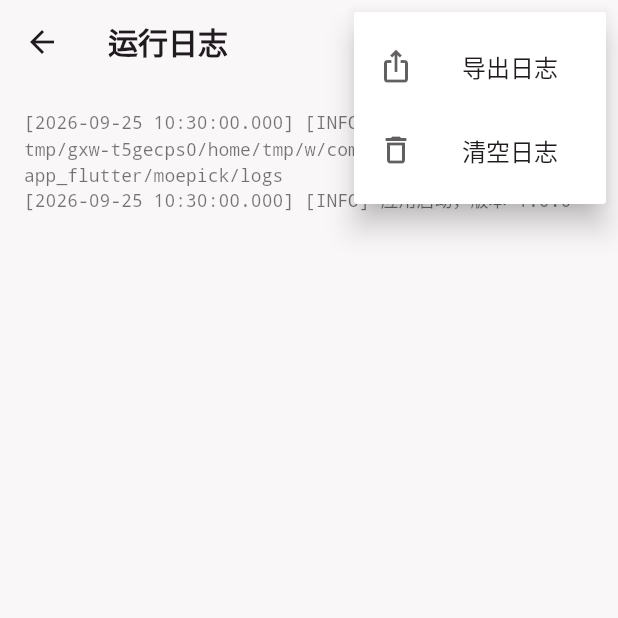
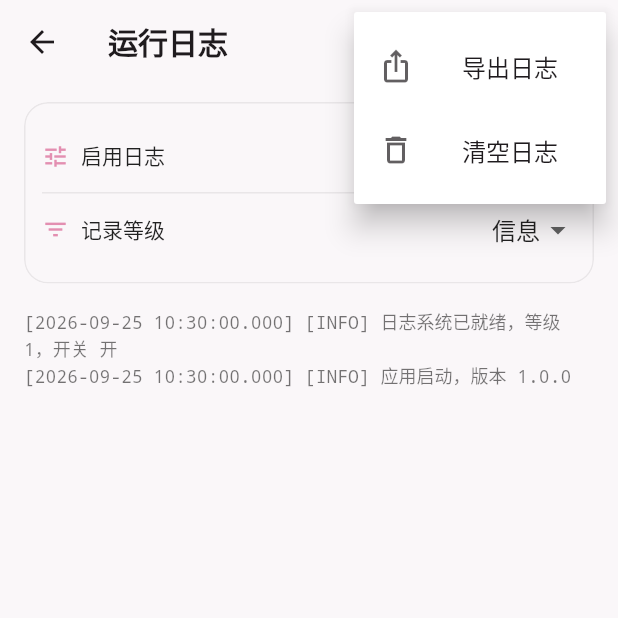
Before and after one commit to Peean/moepick, a Flutter app: the LogPage screen opened by its route, after a tap on the "more vert" icon, on a phone screen of 412 x 824 dp, the top half of it. Run offline on Flutter 3.47's test engine with Material 2 defaults, Android fonts, the phone set to English and light mode, and no system bars; our stand-ins replace file_picker, flutter_riverpod, flutter_secure_storage, go_router, hive, image_picker and 2 more; missing offline and left inert: file_selector, webdav_client; accounts and stored records are empty; statements that could not run were skipped.

Commit message:
fix: 背景改动纳入同步指纹；日志开关/等级/导出格式
- 修复：内容指纹补充背景用户配置（图片/不透明度/遮罩/模糊/模式），
  改背景图后不再误报「已是最新」，背景会正确同步
- 日志：新增启用开关与最低记录等级（debug/info/warn/error），
  运行时实时生效；导出文件改为 .log
- 删除的分类/标签保留在备份中是软删除特性，用于同步传播删除，非 bug

```diff
--- a/lib/core/logging/app_log.dart
+++ b/lib/core/logging/app_log.dart
@@ -54,9 +54,49 @@ class AppLog {
   static Directory? _dir;
   static Future<void> _pending = Future<void>.value();
 
+  /// Master switch. When false nothing is written to disk or console.
+  /// 总开关。为 false 时既不写盘也不打印到控制台。
+  static bool _enabled = true;
+
+  /// Entries below this level are dropped.
+  /// 低于该等级的条目被丢弃。
+  static LogLevel _minLevel = LogLevel.info;
+
   /// Whether the logger has been pointed at a directory.
   /// 日志器是否已指向某个目录。
   static bool get isReady => _dir != null;
+
+  /// Whether logging is currently enabled.
+  /// 当前日志是否启用。
+  static bool get enabled => _enabled;
+
+  /// The minimum level currently being recorded.
+  /// 当前记录的最低等级。
+  static LogLevel get minLevel => _minLevel;
+
+  /// Adjust the master switch and minimum level at runtime.
+  /// 运行时调整总开关与最低等级。
+  ///
+  /// [level] is the numeric form persisted in settings (0=debug, 1=info,
+  /// 2=warn, 3=error).
+  /// [level] 为设置中持久化的数值形式（0=debug、1=info、2=warn、3=error）。
+  static void configure({required bool enabled, required int level}) {
+    _enabled = enabled;
+    _minLevel = _levelFromInt(level);
+  }
+
+  static LogLevel _levelFromInt(int value) {
+    switch (value) {
+      case 0:
+        return LogLevel.debug;
+      case 2:
+        return LogLevel.warn;
+      case 3:
+        return LogLevel.error;
+      default:
+        return LogLevel.info;
+    }
+  }
 
   /// Initialise the log directory under [rootPath]. Safe to call once.
   /// 在 [rootPath] 下初始化日志目录。可安全地调用一次。
@@ -64,7 +104,6 @@ class AppLog {
     final Directory dir = Directory(p.join(rootPath, _dirName));
     await dir.create(recursive: true);
     _dir = dir;
-    info('日志系统已就绪，目录：${dir.path}');
   }
 
   static void debug(String message, {Object? error, StackTrace? stack}) =>
@@ -85,6 +124,11 @@ class AppLog {
     Object? error,
     StackTrace? stack,
   }) {
+    // Master switch and level gate first: nothing below the configured level,
+    // and nothing at all when disabled.
+    // 先过总开关与等级门槛：低于配置等级不记录，关闭时一概不记录。
+    if (!_enabled || level.index < _minLevel.index) return;
+
     final String line = _format(level, message, error, stack);
 
     // Console: everything in debug builds; warn/error even in release, so the
--- a/lib/data/models/app_settings.dart
+++ b/lib/data/models/app_settings.dart
@@ -225,6 +225,8 @@ class AppSettings {
     this.followSystemTheme = true,
     this.gridColumns = 3,
     this.compactCards = false,
+    this.logEnabled = true,
+    this.logLevel = 1,
   });
 
   /// Seed colour driving the generated `ColorScheme`, 0xAARRGGBB.
@@ -245,6 +247,14 @@ class AppSettings {
   /// 是否使用更紧凑的卡片内边距。
   final bool compactCards;
 
+  /// Whether app logging is enabled.
+  /// 是否启用应用日志。
+  final bool logEnabled;
+
+  /// Minimum level to record: 0=debug, 1=info, 2=warn, 3=error.
+  /// 记录的最低等级：0=debug、1=info、2=warn、3=error。
+  final int logLevel;
+
   static AppSettings defaults() => AppSettings();
 
   AppSettings copyWith({
@@ -253,6 +263,8 @@ class AppSettings {
     bool? followSystemTheme,
     int? gridColumns,
     bool? compactCards,
+    bool? logEnabled,
+    int? logLevel,
   }) {
     return AppSettings(
       seedColorValue: seedColorValue ?? this.seedColorValue,
@@ -260,6 +272,8 @@ class AppSettings {
       followSystemTheme: followSystemTheme ?? this.followSystemTheme,
       gridColumns: gridColumns ?? this.gridColumns,
       compactCards: compactCards ?? this.compactCards,
+      logEnabled: logEnabled ?? this.logEnabled,
+      logLevel: logLevel ?? this.logLevel,
     );
   }
 
@@ -269,6 +283,8 @@ class AppSettings {
         'followSystemTheme': followSystemTheme,
         'gridColumns': gridColumns,
         'compactCards': compactCards,
+        'logEnabled': logEnabled,
+        'logLevel': logLevel,
       };
 
   static AppSettings fromJson(Map<String, dynamic> json) {
@@ -278,6 +294,8 @@ class AppSettings {
       followSystemTheme: (json['followSystemTheme'] as bool?) ?? true,
       gridColumns: (json['gridColumns'] as num?)?.toInt() ?? 3,
       compactCards: (json['compactCards'] as bool?) ?? false,
+      logEnabled: (json['logEnabled'] as bool?) ?? true,
+      logLevel: (json['logLevel'] as num?)?.toInt() ?? 1,
     );
   }
 }
@@ -301,13 +319,17 @@ class AppSettingsAdapter extends TypeAdapter<AppSettings> {
       followSystemTheme: (fields[2] as bool?) ?? true,
       gridColumns: (fields[3] as int?) ?? 3,
       compactCards: (fields[4] as bool?) ?? false,
+      // Fields 5 / 6 arrived later; older records default to enabled + info.
+      // 字段 5 / 6 为后加，旧记录默认「启用 + info」。
+      logEnabled: (fields[5] as bool?) ?? true,
+      logLevel: (fields[6] as int?) ?? 1,
     );
   }
 
   @override
   void write(BinaryWriter writer, AppSettings obj) {
     writer
-      ..writeByte(5)
+      ..writeByte(7)
       ..writeByte(0)
       ..write(obj.seedColorValue)
       ..writeByte(1)
@@ -317,7 +339,11 @@ class AppSettingsAdapter extends TypeAdapter<AppSettings> {
       ..writeByte(3)
       ..write(obj.gridColumns)
       ..writeByte(4)
-      ..write(obj.compactCards);
+      ..write(obj.compactCards)
+      ..writeByte(5)
+      ..write(obj.logEnabled)
+      ..writeByte(6)
+      ..write(obj.logLevel);
   }
 }
 
--- a/lib/features/settings/presentation/log_page.dart
+++ b/lib/features/settings/presentation/log_page.dart
@@ -12,35 +12,46 @@ import 'dart:typed_data';
 
 import 'package:flutter/material.dart';
 import 'package:flutter/services.dart';
+import 'package:flutter_riverpod/flutter_riverpod.dart';
 import 'package:go_router/go_router.dart';
 
 import '../../../core/logging/app_log.dart';
 import '../../../core/platform/file_save_service.dart';
 import '../../../core/utils/date_utils.dart' as moe;
+import '../../../data/models/app_settings.dart';
 import '../../../routes/route_paths.dart';
 import '../../../shared/widgets/common.dart';
 import '../../../shared/widgets/moe_scaffold.dart';
+import '../application/settings_providers.dart';
 
-/// View, copy, clear and export the on-disk log.
-/// 查看、复制、清空与导出磁盘日志。
+/// View, configure, copy, clear and export the on-disk log.
+/// 查看、配置、复制、清空与导出磁盘日志。
 ///
 /// The log is the primary diagnostic surface: crashes and errors are written
 /// here automatically, and this page is how a user gets the file off the device
-/// to attach to a bug report.
+/// to attach to a bug report. Logging can be toggled and its minimum level
+/// chosen here.
 ///
 /// 日志是主要的诊断途径：崩溃与错误会自动写入这里，
-/// 本页让用户能把文件从设备导出，附到问题报告里。
-class LogPage extends StatefulWidget {
+/// 本页让用户能把文件从设备导出，附到问题报告里。日志开关与最低等级也在此配置。
+class LogPage extends ConsumerStatefulWidget {
   const LogPage({Key? key}) : super(key: key);
 
   @override
-  State<LogPage> createState() => _LogPageState();
+  ConsumerState<LogPage> createState() => _LogPageState();
 }
 
-class _LogPageState extends State<LogPage> {
+class _LogPageState extends ConsumerState<LogPage> {
   String _content = '';
   bool _loading = true;
   bool _busy = false;
+
+  static const Map<int, String> _levelLabels = <int, String>{
+    0: '调试',
+    1: '信息',
+    2: '警告',
+    3: '错误',
+  };
 
   @override
   void initState() {
@@ -60,6 +71,7 @@ class _LogPageState extends State<LogPage> {
   @override
   Widget build(BuildContext context) {
     final ThemeData theme = Theme.of(context);
+    final AppSettings settings = ref.watch(appSettingsProvider);
 
     return MoeScaffold(
       appBar: AppBar(
@@ -102,7 +114,75 @@ class _LogPageState extends State<LogPage> {
           ),
         ],
       ),
-      body: Stack(
+      body: Column(
+        children: <Widget>[
+          // Logging controls: master switch + minimum level.
+          // 日志控制：总开关 + 最低等级。
+          MoeCard(
+            margin: const EdgeInsets.fromLTRB(16, 12, 16, 0),
+            child: Column(
+              children: <Widget>[
+                Row(
+                  children: <Widget>[
+                    Icon(
+                      Icons.tune,
+                      size: 18,
+                      color: theme.colorScheme.primary,
+                    ),
+                    const SizedBox(width: 8),
+                    Expanded(
+                      child: Text(
+                        '启用日志',
+                        style: theme.textTheme.bodyLarge,
+                      ),
+                    ),
+                    Switch(
+                      value: settings.logEnabled,
+                      onChanged: (bool value) =>
+                          ref.read(appSettingsProvider.notifier)
+                              .setLogEnabled(value),
+                    ),
+                  ],
+                ),
+                const Divider(height: 1),
+                Row(
+                  children: <Widget>[
+                    Icon(
+                      Icons.filter_list,
+                      size: 18,
+                      color: theme.colorScheme.primary,
+                    ),
+                    const SizedBox(width: 8),
+                    Expanded(
+                      child: Text(
+                        '记录等级',
+                        style: theme.textTheme.bodyLarge,
+                      ),
+                    ),
+                    DropdownButton<int>(
+                      value: settings.logLevel,
+                      underline: const SizedBox.shrink(),
+                      items: _levelLabels.entries
+                          .map((MapEntry<int, String> e) =>
+                              DropdownMenuItem<int>(
+                                value: e.key,
+                                child: Text(e.value),
+                              ))
+                          .toList(),
+                      onChanged: (int? value) {
+                        if (value == null) return;
+                        ref
+                            .read(appSettingsProvider.notifier)
+                            .setLogLevel(value);
+                      },
+                    ),
+                  ],
+                ),
+              ],
+            ),
+          ),
+          Expanded(
+            child: Stack(
               children: <Widget>[
                 if (_loading)
                   const Center(child: CircularProgressIndicator())
@@ -128,6 +208,9 @@ class _LogPageState extends State<LogPage> {
                   ColoredBox(
                     color: Colors.black.withOpacity(0.25),
                     child: const Center(child: CircularProgressIndicator()),
+                  ),
+              ],
+            ),
           ),
         ],
       ),
@@ -163,8 +246,8 @@ class _LogPageState extends State<LogPage> {
       final String stamp = moe.DateUtils.fileStamp(moe.DateUtils.nowUtc());
       final SaveDestination? destination =
           await FileSaveService.chooseSaveDestination(
-        suggestedName: 'moepick_log_$stamp.txt',
-        extensionLabel: 'txt',
+        suggestedName: 'moepick_log_$stamp.log',
+        extensionLabel: 'log',
       );
       if (destination == null) return;
 
--- a/lib/main.dart
+++ b/lib/main.dart
@@ -9,6 +9,7 @@ import 'core/logging/app_log.dart';
 import 'core/storage/hive_store.dart';
 import 'core/storage/secure_store.dart';
 import 'core/utils/path_utils.dart';
+import 'data/models/app_settings.dart';
 import 'features/settings/application/storage_providers.dart';
 import 'moepick_app.dart';
 
@@ -69,8 +70,6 @@ Future<void> _bootstrap() async {
     FlutterError.presentError(details);
   };
 
-  AppLog.info('应用启动，版本 ${AppConstants.appVersion}');
-
   final HiveStore hiveStore;
   try {
     hiveStore = await HiveStore.open();
@@ -82,6 +81,16 @@ Future<void> _bootstrap() async {
     runApp(_StartupFailureApp(error: e));
     return;
   }
+
+  // Apply the persisted logging preferences before logging the startup line, so
+  // a user who disabled logging gets no startup entries either.
+  // 在记录启动日志前应用已持久化的日志偏好，
+  // 使关闭日志的用户连启动条目也不会产生。
+  final AppSettings settings = hiveStore.readSettings();
+  AppLog.configure(enabled: settings.logEnabled, level: settings.logLevel);
+  AppLog.info('日志系统已就绪，等级 ${settings.logLevel}，'
+      '开关 ${settings.logEnabled ? '开' : '关'}');
+  AppLog.info('应用启动，版本 ${AppConstants.appVersion}');
 
   runApp(
     ProviderScope(
```
Also changed, not shown: lib/features/backup/application/backup_service.dart (+23 -0 lines), lib/features/settings/application/settings_providers.dart (+15 -0 lines). Lines whose indentation alone changed are shown as unchanged.
